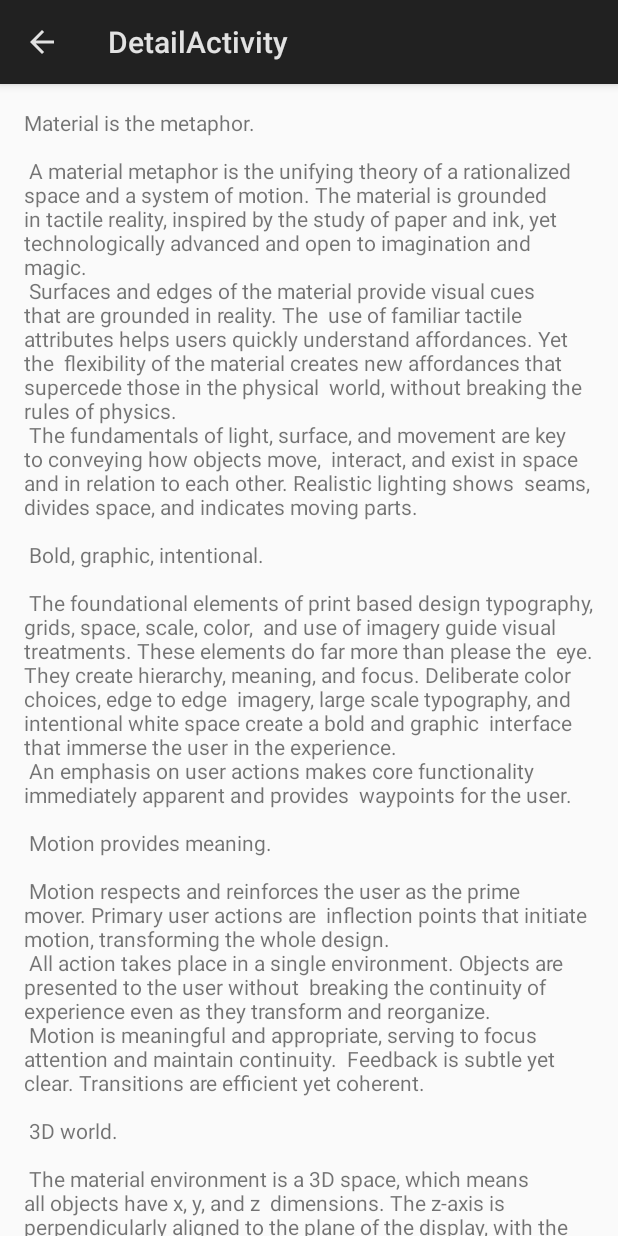
After one commit to SocialSupaCrew/NowPlayingList, an Android app: the DetailActivity screen opened directly, with no data from a screen before it, on a phone screen of 412 x 824 dp. The commit adds this screen. Run offline under Robolectric (Android 15) with nearby library versions, the phone set to English and light mode, and no system bars.

Commit message:
Prepare for detail activity

```diff
--- a/app/build.gradle
+++ b/app/build.gradle
@@ -22,9 +22,11 @@
 
 dependencies {
     implementation fileTree(dir: 'libs', include: ['*.jar'])
-    implementation"org.jetbrains.kotlin:kotlin-stdlib-jre7:$kotlin_version"
+    implementation "org.jetbrains.kotlin:kotlin-stdlib-jre7:$kotlin_version"
     implementation 'com.android.support.constraint:constraint-layout:1.0.2'
     implementation "com.android.support:recyclerview-v7:$androidSupportVersion"
+    implementation "com.android.support:design:$androidSupportVersion"
+    implementation "com.android.support:support-v4:$androidSupportVersion"
 
     // Room
     implementation "android.arch.persistence.room:runtime:$roomVersion"
--- a/app/src/main/AndroidManifest.xml
+++ b/app/src/main/AndroidManifest.xml
@@ -28,6 +28,15 @@
                 <action android:name="android.service.notification.NotificationListenerService" />
             </intent-filter>
         </service>
+
+        <activity
+            android:name=".detail.DetailActivity"
+            android:label="@string/title_activity_detail"
+            android:parentActivityName=".ListActivity">
+            <meta-data
+                android:name="android.support.PARENT_ACTIVITY"
+                android:value="com.socialsupacrew.nowplayinglist.ListActivity" />
+        </activity>
     </application>
 
 </manifest>
--- a/app/src/main/java/com/socialsupacrew/nowplayinglist/SongViewHolder.kt
+++ b/app/src/main/java/com/socialsupacrew/nowplayinglist/SongViewHolder.kt
@@ -18,6 +18,9 @@
         titleTv.text = song.title
         artistTv.text = song.artist
         hourTv.text = getHourFromDate(song.date)
+        itemView.setOnClickListener({
+            //            DetailActivity.start(itemView.context)
+        })
     }
 
     private fun getHourFromDate(date: Date): String {
--- /dev/null
+++ b/app/src/main/java/com/socialsupacrew/nowplayinglist/detail/DetailActivity.kt
@@ -0,0 +1,23 @@
+package com.socialsupacrew.nowplayinglist.detail
+
+import android.app.Activity
+import android.content.Context
+import android.content.Intent
+import android.os.Bundle
+import com.socialsupacrew.nowplayinglist.R
+
+class DetailActivity : Activity() {
+
+    companion object {
+        fun start(context: Context) {
+            val starter = Intent(context, DetailActivity::class.java)
+            context.startActivity(starter)
+        }
+    }
+
+    override fun onCreate(savedInstanceState: Bundle?) {
+        super.onCreate(savedInstanceState)
+        setContentView(R.layout.activity_detail)
+        actionBar?.setDisplayHomeAsUpEnabled(true)
+    }
+}
--- /dev/null
+++ b/app/src/main/res/drawable/ripple_white.xml
@@ -0,0 +1,5 @@
+<?xml version="1.0" encoding="utf-8"?>
+<layer-list xmlns:android="http://schemas.android.com/apk/res/android">
+    <item android:drawable="@color/white" />
+    <item android:drawable="?android:attr/selectableItemBackground" />
+</layer-list>
--- /dev/null
+++ b/app/src/main/res/layout/activity_detail.xml
@@ -0,0 +1,14 @@
+<?xml version="1.0" encoding="utf-8"?>
+<android.support.v4.widget.NestedScrollView xmlns:android="http://schemas.android.com/apk/res/android"
+    xmlns:tools="http://schemas.android.com/tools"
+    android:layout_width="match_parent"
+    android:layout_height="match_parent"
+    tools:context="com.socialsupacrew.nowplayinglist.detail.DetailActivity">
+
+    <TextView
+        android:layout_width="wrap_content"
+        android:layout_height="wrap_content"
+        android:layout_margin="@dimen/margin_normal"
+        android:text="@string/large_text" />
+
+</android.support.v4.widget.NestedScrollView>
--- a/app/src/main/res/layout/song_item.xml
+++ b/app/src/main/res/layout/song_item.xml
@@ -4,8 +4,8 @@
     xmlns:tool="http://schemas.android.com/tools"
     android:layout_width="match_parent"
     android:layout_height="wrap_content"
-    android:background="@color/white"
-    android:elevation="3dp"
+    android:background="@drawable/ripple_white"
+    android:elevation="2dp"
     android:paddingVertical="@dimen/margin_normal">
 
     <ImageView
--- a/app/src/main/res/values/strings.xml
+++ b/app/src/main/res/values/strings.xml
@@ -4,4 +4,94 @@
     <string name="settings">Settings</string>
     <string name="song_cover">Song cover</string>
     <string name="not_compatible_text">Sorry, your device language is not yet compatible, come back later :)</string>
+    <string name="title_activity_detail">DetailActivity</string>
+    <string name="large_text">
+        "Material is the metaphor.\n\n"
+
+        "A material metaphor is the unifying theory of a rationalized space and a system of motion."
+        "The material is grounded in tactile reality, inspired by the study of paper and ink, yet "
+        "technologically advanced and open to imagination and magic.\n"
+        "Surfaces and edges of the material provide visual cues that are grounded in reality. The "
+        "use of familiar tactile attributes helps users quickly understand affordances. Yet the "
+        "flexibility of the material creates new affordances that supercede those in the physical "
+        "world, without breaking the rules of physics.\n"
+        "The fundamentals of light, surface, and movement are key to conveying how objects move, "
+        "interact, and exist in space and in relation to each other. Realistic lighting shows "
+        "seams, divides space, and indicates moving parts.\n\n"
+
+        "Bold, graphic, intentional.\n\n"
+
+        "The foundational elements of print based design typography, grids, space, scale, color, "
+        "and use of imagery guide visual treatments. These elements do far more than please the "
+        "eye. They create hierarchy, meaning, and focus. Deliberate color choices, edge to edge "
+        "imagery, large scale typography, and intentional white space create a bold and graphic "
+        "interface that immerse the user in the experience.\n"
+        "An emphasis on user actions makes core functionality immediately apparent and provides "
+        "waypoints for the user.\n\n"
+
+        "Motion provides meaning.\n\n"
+
+        "Motion respects and reinforces the user as the prime mover. Primary user actions are "
+        "inflection points that initiate motion, transforming the whole design.\n"
+        "All action takes place in a single environment. Objects are presented to the user without "
+        "breaking the continuity of experience even as they transform and reorganize.\n"
+        "Motion is meaningful and appropriate, serving to focus attention and maintain continuity. "
+        "Feedback is subtle yet clear. Transitions are efﬁcient yet coherent.\n\n"
+
+        "3D world.\n\n"
+
+        "The material environment is a 3D space, which means all objects have x, y, and z "
+        "dimensions. The z-axis is perpendicularly aligned to the plane of the display, with the "
+        "positive z-axis extending towards the viewer. Every sheet of material occupies a single "
+        "position along the z-axis and has a standard 1dp thickness.\n"
+        "On the web, the z-axis is used for layering and not for perspective. The 3D world is "
+        "emulated by manipulating the y-axis.\n\n"
+
+        "Light and shadow.\n\n"
+
+        "Within the material environment, virtual lights illuminate the scene. Key lights create "
+        "directional shadows, while ambient light creates soft shadows from all angles.\n"
+        "Shadows in the material environment are cast by these two light sources. In Android "
+        "development, shadows occur when light sources are blocked by sheets of material at "
+        "various positions along the z-axis. On the web, shadows are depicted by manipulating the "
+        "y-axis only. The following example shows the card with a height of 6dp.\n\n"
+
+        "Resting elevation.\n\n"
+
+        "All material objects, regardless of size, have a resting elevation, or default elevation "
+        "that does not change. If an object changes elevation, it should return to its resting "
+        "elevation as soon as possible.\n\n"
+
+        "Component elevations.\n\n"
+
+        "The resting elevation for a component type is consistent across apps (e.g., FAB elevation "
+        "does not vary from 6dp in one app to 16dp in another app).\n"
+        "Components may have different resting elevations across platforms, depending on the depth "
+        "of the environment (e.g., TV has a greater depth than mobile or desktop).\n\n"
+
+        "Responsive elevation and dynamic elevation offsets.\n\n"
+
+        "Some component types have responsive elevation, meaning they change elevation in response "
+        "to user input (e.g., normal, focused, and pressed) or system events. These elevation "
+        "changes are consistently implemented using dynamic elevation offsets.\n"
+        "Dynamic elevation offsets are the goal elevation that a component moves towards, relative "
+        "to the component’s resting state. They ensure that elevation changes are consistent "
+        "across actions and component types. For example, all components that lift on press have "
+        "the same elevation change relative to their resting elevation.\n"
+        "Once the input event is completed or cancelled, the component will return to its resting "
+        "elevation.\n\n"
+
+        "Avoiding elevation interference.\n\n"
+
+        "Components with responsive elevations may encounter other components as they move between "
+        "their resting elevations and dynamic elevation offsets. Because material cannot pass "
+        "through other material, components avoid interfering with one another any number of ways, "
+        "whether on a per component basis or using the entire app layout.\n"
+        "On a component level, components can move or be removed before they cause interference. "
+        "For example, a floating action button (FAB) can disappear or move off screen before a "
+        "user picks up a card, or it can move if a snackbar appears.\n"
+        "On the layout level, design your app layout to minimize opportunities for interference. "
+        "For example, position the FAB to one side of stream of a cards so the FAB won’t interfere "
+        "when a user tries to pick up one of cards.\n\n"
+    </string>
 </resources>
```
